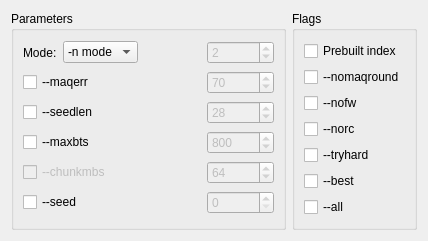
First picture: the form in src/plugins_3rdparty/bowtie/src/ui/BowtieSettings.ui, repository violethaze74/ugene, before the edit.
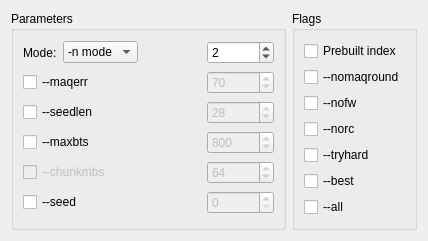
Second picture: the form after the edit.

```diff
--- a/src/plugins_3rdparty/bowtie/src/ui/BowtieSettings.ui
+++ b/src/plugins_3rdparty/bowtie/src/ui/BowtieSettings.ui
@@ -276,7 +276,7 @@
         <item row="0" column="4">
          <widget class="QSpinBox" name="mismatchesSpinBox">
           <property name="enabled">
-           <bool>false</bool>
+           <bool>true</bool>
           </property>
           <property name="maximum">
            <number>3</number>
```
